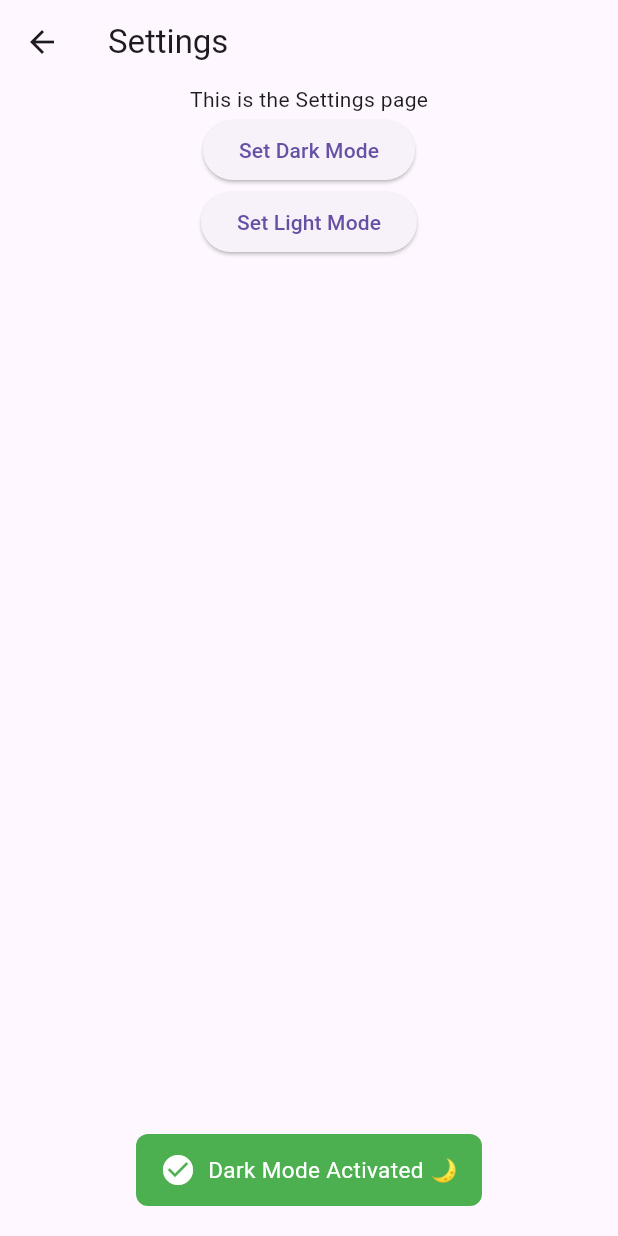
After one commit to sumitsharansatsangi/riverpod_toast, a Flutter app: the SettingsPage screen opened directly, after a tap on "Set Dark Mode", on a phone screen of 412 x 824 dp. The commit adds this screen. Run offline on Flutter 3.47's test engine with Material 3 defaults, Android fonts, the phone set to English and light mode, and no system bars; drawn by our look-alikes of flutter_styled_toast; our stand-ins replace easy_localization, flutter_riverpod, go_router.

Commit message:
Go Router Example added

```diff
--- /dev/null
+++ b/example/lib/registrar.dart
@@ -0,0 +1,37 @@
+import 'package:flutter/material.dart';
+import 'package:flutter_riverpod/flutter_riverpod.dart';
+import 'package:riverpod_toast/riverpod_toast.dart';
+
+/// ✅ This registers context AFTER everything is built correctly
+class ToastContextRegistrar extends ConsumerStatefulWidget {
+  final Widget child;
+  const ToastContextRegistrar({super.key, required this.child});
+
+  @override
+  ConsumerState<ToastContextRegistrar> createState() =>
+      _ToastContextRegistrarState();
+}
+
+class _ToastContextRegistrarState extends ConsumerState<ToastContextRegistrar> {
+  @override
+  void initState() {
+    super.initState();
+    longTask();
+    // Wait until the widget is in the tree
+    WidgetsBinding.instance.addPostFrameCallback((_) {
+      final controller = ref.read(toastControllerProvider.notifier);
+      debugPrint("[TOAST INIT] Registering context: $context");
+      controller.registerContext(context);
+    });
+  }
+
+  @override
+  Widget build(BuildContext context) {
+    return widget.child;
+  }
+
+  Future<void> longTask() async {
+    await Future.delayed(const Duration(seconds: 3));
+    showToastFlexible(ref, 'Long task completed!', type: ToastType.success);
+  }
+}
--- /dev/null
+++ b/example/lib/router.dart
@@ -0,0 +1,21 @@
+import 'package:example/screens/about.dart';
+import 'package:example/screens/home.dart';
+import 'package:example/screens/settings.dart';
+import 'package:go_router/go_router.dart';
+
+final router = GoRouter(
+  routes: [
+    GoRoute(
+      path: '/',
+      builder: (context, state) =>HomePage(true),
+    ),
+    GoRoute(
+      path: '/settings',
+      builder: (context, state) => SettingsPage(),
+    ),
+    GoRoute(
+      path: '/about',
+      builder: (context, state) => AboutPage(),
+    ),
+  ],
+);
--- /dev/null
+++ b/example/lib/screens/settings.dart
@@ -0,0 +1,33 @@
+import 'package:flutter/material.dart';
+import 'package:flutter_riverpod/flutter_riverpod.dart';
+import 'package:riverpod_toast/riverpod_toast.dart';
+
+class SettingsPage extends ConsumerWidget {
+  const SettingsPage({super.key});
+
+  @override
+  Widget build(BuildContext context, WidgetRef ref) {
+    return Scaffold(
+      appBar: AppBar(title: const Text('Settings')),
+      body: Center(
+        child: Column(
+          children: [
+            Text('This is the Settings page'),
+            ElevatedButton(
+              onPressed: () {
+                showSuccess(ref, 'Dark Mode Activated 🌙');
+              },
+              child: Text("Set Dark Mode"),
+            ),
+            ElevatedButton(
+              onPressed: () {
+                showSuccess(ref, 'Light Mode Activated 🌞');
+              },
+              child: Text("Set Light Mode"),
+            ),
+          ],
+        ),
+      ),
+    );
+  }
+}
--- a/example/pubspec.yaml
+++ b/example/pubspec.yaml
@@ -39,6 +39,7 @@ dependencies:
   # The following adds the Cupertino Icons font to your application.
   # Use with the CupertinoIcons class for iOS style icons.
   cupertino_icons: ^1.0.8
+  go_router: ^16.0.0
 
 dev_dependencies:
   flutter_test:
```
Also changed, not shown: example/lib/main.dart (+27 -69 lines), example/lib/screens/about.dart (added, +27 -0 lines), example/lib/screens/home.dart (added, +51 -0 lines), example/pubspec.lock.
